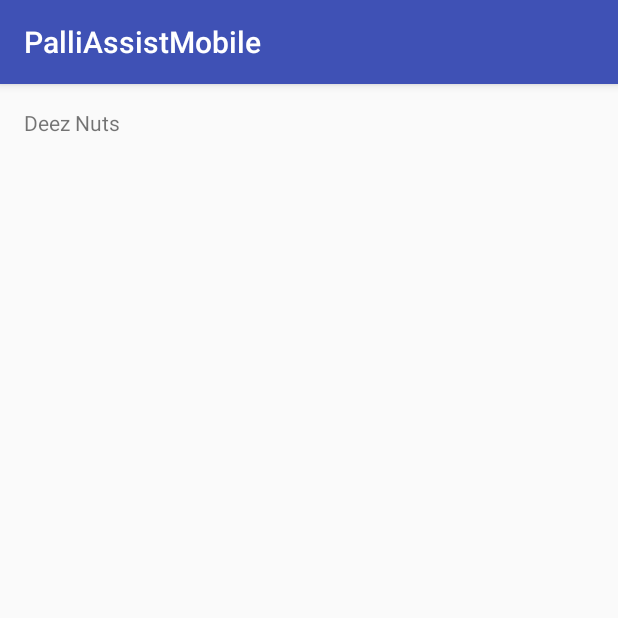
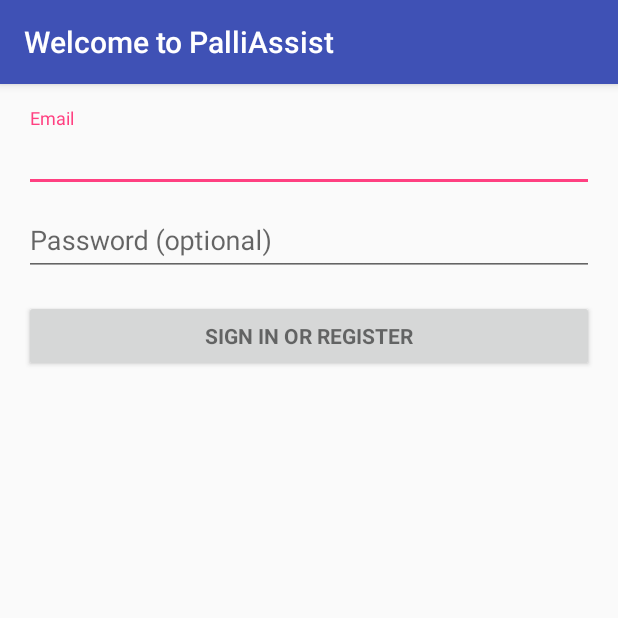
Before and after one commit to ashah917/PalliAssist, an Android app: the screen it shows after launch (MainActivity before the commit, LoginActivity after it), on a phone screen of 412 x 824 dp, the top half of it. Run offline under Robolectric (Android 15) with nearby library versions, the light colour scheme and no system bars; 2 statements that could not run were skipped.

Commit message:
added login screen

```diff
--- a/PalliAssistMobile/app/build.gradle
+++ b/PalliAssistMobile/app/build.gradle
@@ -23,4 +23,5 @@
     compile fileTree(dir: 'libs', include: ['*.jar'])
     testCompile 'junit:junit:4.12'
     compile 'com.android.support:appcompat-v7:23.1.0'
+    compile 'com.android.support:design:23.1.0'
 }
--- /dev/null
+++ b/PalliAssistMobile/app/src/main/java/io/palliassist/palliassistmobile/LoginActivity.java
@@ -0,0 +1,349 @@
+package io.palliassist.palliassistmobile;
+
+import android.animation.Animator;
+import android.animation.AnimatorListenerAdapter;
+import android.annotation.TargetApi;
+import android.content.pm.PackageManager;
+import android.support.annotation.NonNull;
+import android.support.design.widget.Snackbar;
+import android.support.v7.app.AppCompatActivity;
+import android.app.LoaderManager.LoaderCallbacks;
+
+import android.content.CursorLoader;
+import android.content.Loader;
+import android.database.Cursor;
+import android.net.Uri;
+import android.os.AsyncTask;
+
+import android.os.Build;
+import android.os.Bundle;
+import android.provider.ContactsContract;
+import android.text.TextUtils;
+import android.view.KeyEvent;
+import android.view.View;
+import android.view.View.OnClickListener;
+import android.view.inputmethod.EditorInfo;
+import android.widget.ArrayAdapter;
+import android.widget.AutoCompleteTextView;
+import android.widget.Button;
+import android.widget.EditText;
+import android.widget.TextView;
+
+import java.util.ArrayList;
+import java.util.List;
+
+import static android.Manifest.permission.READ_CONTACTS;
+
+/**
+ * A login screen that offers login via email/password.
+ */
+public class LoginActivity extends AppCompatActivity implements LoaderCallbacks<Cursor> {
+
+    /**
+     * Id to identity READ_CONTACTS permission request.
+     */
+    private static final int REQUEST_READ_CONTACTS = 0;
+
+    /**
+     * A dummy authentication store containing known user names and passwords.
+     * TODO: remove after connecting to a real authentication system.
+     */
+    private static final String[] DUMMY_CREDENTIALS = new String[]{
+            "foo@example.com:hello", "bar@example.com:world"
+    };
+    /**
+     * Keep track of the login task to ensure we can cancel it if requested.
+     */
+    private UserLoginTask mAuthTask = null;
+
+    // UI references.
+    private AutoCompleteTextView mEmailView;
+    private EditText mPasswordView;
+    private View mProgressView;
+    private View mLoginFormView;
+
+    @Override
+    protected void onCreate(Bundle savedInstanceState) {
+        super.onCreate(savedInstanceState);
+        setContentView(R.layout.activity_login);
+        // Set up the login form.
+        mEmailView = (AutoCompleteTextView) findViewById(R.id.email);
+        populateAutoComplete();
+
+        mPasswordView = (EditText) findViewById(R.id.password);
+        mPasswordView.setOnEditorActionListener(new TextView.OnEditorActionListener() {
+            @Override
+            public boolean onEditorAction(TextView textView, int id, KeyEvent keyEvent) {
+                if (id == R.id.login || id == EditorInfo.IME_NULL) {
+                    attemptLogin();
+                    return true;
+                }
+                return false;
+            }
+        });
+
+        Button mEmailSignInButton = (Button) findViewById(R.id.email_sign_in_button);
+        mEmailSignInButton.setOnClickListener(new OnClickListener() {
+            @Override
+            public void onClick(View view) {
+                attemptLogin();
+            }
+        });
+
+        mLoginFormView = findViewById(R.id.login_form);
+        mProgressView = findViewById(R.id.login_progress);
+    }
+
+    private void populateAutoComplete() {
+        if (!mayRequestContacts()) {
+            return;
+        }
+
+        getLoaderManager().initLoader(0, null, this);
+    }
+
+    private boolean mayRequestContacts() {
+        if (Build.VERSION.SDK_INT < Build.VERSION_CODES.M) {
+            return true;
+        }
+        if (checkSelfPermission(READ_CONTACTS) == PackageManager.PERMISSION_GRANTED) {
+            return true;
+        }
+        if (shouldShowRequestPermissionRationale(READ_CONTACTS)) {
+            Snackbar.make(mEmailView, R.string.permission_rationale, Snackbar.LENGTH_INDEFINITE)
+                    .setAction(android.R.string.ok, new View.OnClickListener() {
+                        @Override
+                        @TargetApi(Build.VERSION_CODES.M)
+                        public void onClick(View v) {
+                            requestPermissions(new String[]{READ_CONTACTS}, REQUEST_READ_CONTACTS);
+                        }
+                    });
+        } else {
+            requestPermissions(new String[]{READ_CONTACTS}, REQUEST_READ_CONTACTS);
+        }
+        return false;
+    }
+
+    /**
+     * Callback received when a permissions request has been completed.
+     */
+    @Override
+    public void onRequestPermissionsResult(int requestCode, @NonNull String[] permissions,
+                                           @NonNull int[] grantResults) {
+        if (requestCode == REQUEST_READ_CONTACTS) {
+            if (grantResults.length == 1 && grantResults[0] == PackageManager.PERMISSION_GRANTED) {
+                populateAutoComplete();
+            }
+        }
+    }
+
+
+    /**
+     * Attempts to sign in or register the account specified by the login form.
+     * If there are form errors (invalid email, missing fields, etc.), the
+     * errors are presented and no actual login attempt is made.
+     */
+    private void attemptLogin() {
+        if (mAuthTask != null) {
+            return;
+        }
+
+        // Reset errors.
+        mEmailView.setError(null);
+        mPasswordView.setError(null);
+
+        // Store values at the time of the login attempt.
+        String email = mEmailView.getText().toString();
+        String password = mPasswordView.getText().toString();
+
+        boolean cancel = false;
+        View focusView = null;
+
+        // Check for a valid password, if the user entered one.
+        if (!TextUtils.isEmpty(password) && !isPasswordValid(password)) {
+            mPasswordView.setError(getString(R.string.error_invalid_password));
+            focusView = mPasswordView;
+            cancel = true;
+        }
+
+        // Check for a valid email address.
+        if (TextUtils.isEmpty(email)) {
+            mEmailView.setError(getString(R.string.error_field_required));
+            focusView = mEmailView;
+            cancel = true;
+        } else if (!isEmailValid(email)) {
+            mEmailView.setError(getString(R.string.error_invalid_email));
+            focusView = mEmailView;
+            cancel = true;
+        }
+
+        if (cancel) {
+            // There was an error; don't attempt login and focus the first
+            // form field with an error.
+            focusView.requestFocus();
+        } else {
+            // Show a progress spinner, and kick off a background task to
+            // perform the user login attempt.
+            showProgress(true);
+            mAuthTask = new UserLoginTask(email, password);
+            mAuthTask.execute((Void) null);
+        }
+    }
+
+    private boolean isEmailValid(String email) {
+        //TODO: Replace this with your own logic
+        return email.contains("@");
+    }
+
+    private boolean isPasswordValid(String password) {
+        //TODO: Replace this with your own logic
+        return password.length() > 4;
+    }
+
+    /**
+     * Shows the progress UI and hides the login form.
+     */
+    @TargetApi(Build.VERSION_CODES.HONEYCOMB_MR2)
+    private void showProgress(final boolean show) {
+        // On Honeycomb MR2 we have the ViewPropertyAnimator APIs, which allow
+        // for very easy animations. If available, use these APIs to fade-in
+        // the progress spinner.
+        if (Build.VERSION.SDK_INT >= Build.VERSION_CODES.HONEYCOMB_MR2) {
+            int shortAnimTime = getResources().getInteger(android.R.integer.config_shortAnimTime);
+
+            mLoginFormView.setVisibility(show ? View.GONE : View.VISIBLE);
+            mLoginFormView.animate().setDuration(shortAnimTime).alpha(
+                    show ? 0 : 1).setListener(new AnimatorListenerAdapter() {
+                @Override
+                public void onAnimationEnd(Animator animation) {
+                    mLoginFormView.setVisibility(show ? View.GONE : View.VISIBLE);
+                }
+            });
+
+            mProgressView.setVisibility(show ? View.VISIBLE : View.GONE);
+            mProgressView.animate().setDuration(shortAnimTime).alpha(
+                    show ? 1 : 0).setListener(new AnimatorListenerAdapter() {
+                @Override
+                public void onAnimationEnd(Animator animation) {
+                    mProgressView.setVisibility(show ? View.VISIBLE : View.GONE);
+                }
+            });
+        } else {
+            // The ViewPropertyAnimator APIs are not available, so simply show
+            // and hide the relevant UI components.
+            mProgressView.setVisibility(show ? View.VISIBLE : View.GONE);
+            mLoginFormView.setVisibility(show ? View.GONE : View.VISIBLE);
+        }
+    }
+
+    @Override
+    public Loader<Cursor> onCreateLoader(int i, Bundle bundle) {
+        return new CursorLoader(this,
+                // Retrieve data rows for the device user's 'profile' contact.
+                Uri.withAppendedPath(ContactsContract.Profile.CONTENT_URI,
+                        ContactsContract.Contacts.Data.CONTENT_DIRECTORY), ProfileQuery.PROJECTION,
+
+                // Select only email addresses.
+                ContactsContract.Contacts.Data.MIMETYPE +
+                        " = ?", new String[]{ContactsContract.CommonDataKinds.Email
+                .CONTENT_ITEM_TYPE},
+
+                // Show primary email addresses first. Note that there won't be
+                // a primary email address if the user hasn't specified one.
+                ContactsContract.Contacts.Data.IS_PRIMARY + " DESC");
+    }
+
+    @Override
+    public void onLoadFinished(Loader<Cursor> cursorLoader, Cursor cursor) {
+        List<String> emails = new ArrayList<>();
+        cursor.moveToFirst();
+        while (!cursor.isAfterLast()) {
+            emails.add(cursor.getString(ProfileQuery.ADDRESS));
+            cursor.moveToNext();
+        }
+
+        addEmailsToAutoComplete(emails);
+    }
+
+    @Override
+    public void onLoaderReset(Loader<Cursor> cursorLoader) {
+
+    }
+
+    private interface ProfileQuery {
+        String[] PROJECTION = {
+                ContactsContract.CommonDataKinds.Email.ADDRESS,
+                ContactsContract.CommonDataKinds.Email.IS_PRIMARY,
+        };
+
+        int ADDRESS = 0;
+        int IS_PRIMARY = 1;
+    }
+
+
+    private void addEmailsToAutoComplete(List<String> emailAddressCollection) {
+        //Create adapter to tell the AutoCompleteTextView what to show in its dropdown list.
+        ArrayAdapter<String> adapter =
+                new ArrayAdapter<>(LoginActivity.this,
+                        android.R.layout.simple_dropdown_item_1line, emailAddressCollection);
+
+        mEmailView.setAdapter(adapter);
+    }
+
+    /**
+     * Represents an asynchronous login/registration task used to authenticate
+     * the user.
+     */
+    public class UserLoginTask extends AsyncTask<Void, Void, Boolean> {
+
+        private final String mEmail;
+        private final String mPassword;
+
+        UserLoginTask(String email, String password) {
+            mEmail = email;
+            mPassword = password;
+        }
+
+        @Override
+        protected Boolean doInBackground(Void... params) {
+            // TODO: attempt authentication against a network service.
+
+            try {
+                // Simulate network access.
+                Thread.sleep(2000);
+            } catch (InterruptedException e) {
+                return false;
+            }
+
+            for (String credential : DUMMY_CREDENTIALS) {
+                String[] pieces = credential.split(":");
+                if (pieces[0].equals(mEmail)) {
+                    // Account exists, return true if the password matches.
+                    return pieces[1].equals(mPassword);
+                }
+            }
+
+            // TODO: register the new account here.
+            return true;
+        }
+
+        @Override
+        protected void onPostExecute(final Boolean success) {
+            mAuthTask = null;
+            showProgress(false);
+
+            if (success) {
+                finish();
+            } else {
+                mPasswordView.setError(getString(R.string.error_incorrect_password));
+                mPasswordView.requestFocus();
+            }
+        }
+
+        @Override
+        protected void onCancelled() {
+            mAuthTask = null;
+            showProgress(false);
+        }
+    }
+}
--- a/PalliAssistMobile/app/src/main/java/io/palliassist/palliassistmobile/MainActivity.java
+++ b/PalliAssistMobile/app/src/main/java/io/palliassist/palliassistmobile/MainActivity.java
@@ -10,4 +10,5 @@
         super.onCreate(savedInstanceState);
         setContentView(R.layout.activity_main);
     }
+
 }
--- /dev/null
+++ b/PalliAssistMobile/app/src/main/res/layout/activity_login.xml
@@ -0,0 +1,50 @@
+<LinearLayout xmlns:android="http://schemas.android.com/apk/res/android"
+    xmlns:tools="http://schemas.android.com/tools" android:layout_width="match_parent"
+    android:layout_height="match_parent" android:gravity="center_horizontal"
+    android:orientation="vertical" android:paddingBottom="@dimen/activity_vertical_margin"
+    android:paddingLeft="@dimen/activity_horizontal_margin"
+    android:paddingRight="@dimen/activity_horizontal_margin"
+    android:paddingTop="@dimen/activity_vertical_margin"
+    tools:context="io.palliassist.palliassistmobile.LoginActivity">
+
+    <!-- Login progress -->
+    <ProgressBar android:id="@+id/login_progress" style="?android:attr/progressBarStyleLarge"
+        android:layout_width="wrap_content" android:layout_height="wrap_content"
+        android:layout_marginBottom="8dp" android:visibility="gone" />
+
+    <ScrollView android:id="@+id/login_form" android:layout_width="match_parent"
+        android:layout_height="match_parent">
+
+        <LinearLayout android:id="@+id/email_login_form" android:layout_width="match_parent"
+            android:layout_height="wrap_content" android:orientation="vertical">
+
+            <android.support.design.widget.TextInputLayout android:layout_width="match_parent"
+                android:layout_height="wrap_content">
+
+                <AutoCompleteTextView android:id="@+id/email" android:layout_width="match_parent"
+                    android:layout_height="wrap_content" android:hint="@string/prompt_email"
+                    android:inputType="textEmailAddress" android:maxLines="1"
+                    android:singleLine="true" />
+
+            </android.support.design.widget.TextInputLayout>
+
+            <android.support.design.widget.TextInputLayout android:layout_width="match_parent"
+                android:layout_height="wrap_content">
+
+                <EditText android:id="@+id/password" android:layout_width="match_parent"
+                    android:layout_height="wrap_content" android:hint="@string/prompt_password"
+                    android:imeActionId="@+id/login"
+                    android:imeActionLabel="@string/action_sign_in_short"
+                    android:imeOptions="actionUnspecified" android:inputType="textPassword"
+                    android:maxLines="1" android:singleLine="true" />
+
+            </android.support.design.widget.TextInputLayout>
+
+            <Button android:id="@+id/email_sign_in_button" style="?android:textAppearanceSmall"
+                android:layout_width="match_parent" android:layout_height="wrap_content"
+                android:layout_marginTop="16dp" android:text="@string/action_sign_in"
+                android:textStyle="bold" />
+
+        </LinearLayout>
+    </ScrollView>
+</LinearLayout>
--- a/PalliAssistMobile/app/src/main/res/layout/activity_main.xml
+++ b/PalliAssistMobile/app/src/main/res/layout/activity_main.xml
@@ -6,6 +6,4 @@
     android:paddingTop="@dimen/activity_vertical_margin"
     android:paddingBottom="@dimen/activity_vertical_margin" tools:context=".MainActivity">
 
-    <TextView android:text="Deez Nuts" android:layout_width="wrap_content"
-        android:layout_height="wrap_content" />
 </RelativeLayout>
--- a/PalliAssistMobile/app/src/main/res/values/strings.xml
+++ b/PalliAssistMobile/app/src/main/res/values/strings.xml
@@ -1,3 +1,17 @@
 <resources>
-    <string name="app_name">PalliAssistMobile</string>
+    <string name="app_name">Welcome to PalliAssist</string>
+    <string name="title_activity_login">Sign in</string>
+
+    <!-- Strings related to login -->
+    <string name="prompt_email">Email</string>
+    <string name="prompt_password">Password (optional)</string>
+    <string name="action_sign_in">Sign in or register</string>
+    <string name="action_sign_in_short">Sign in</string>
+    <string name="error_invalid_email">This email address is invalid</string>
+    <string name="error_invalid_password">This password is too short</string>
+    <string name="error_incorrect_password">This password is incorrect</string>
+    <string name="error_field_required">This field is required</string>
+    <string name="permission_rationale">"Contacts permissions are needed for providing email
+        completions."
+    </string>
 </resources>
```
Also changed, not shown: PalliAssistMobile/app/src/main/AndroidManifest.xml (+10 -1 lines), 973 other files.
